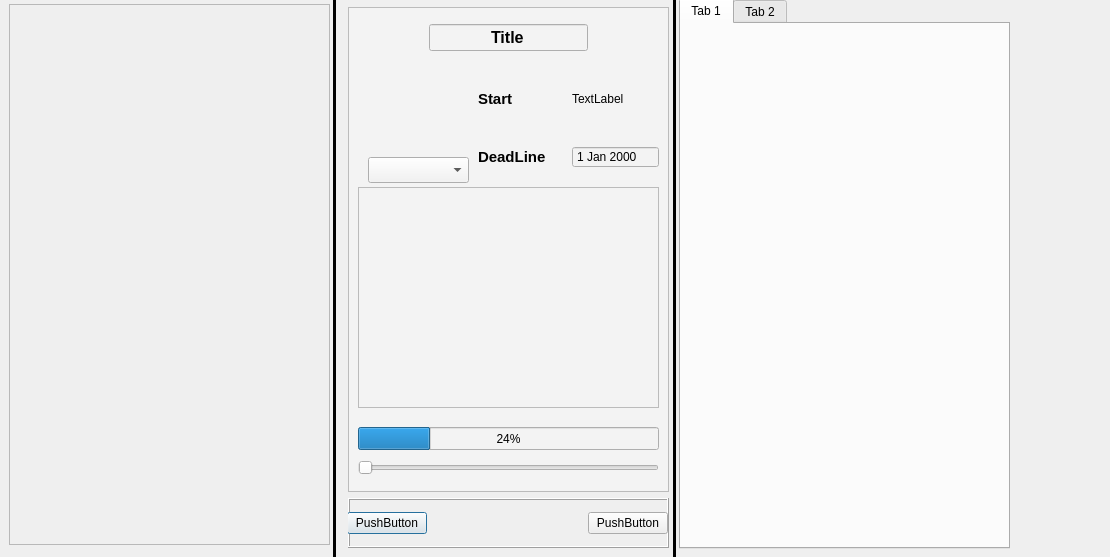
The window that NewMe/homepage.ui (SorasitWang/QtTutorial) describes before a commit, drawn with Qt 5.
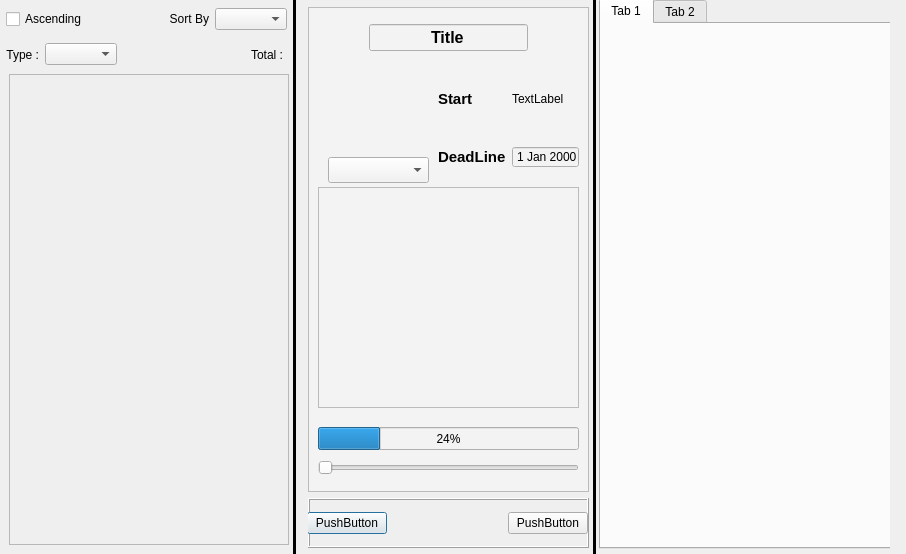
The same window after the commit.

Commit message: [NewMe] add filter to dataList

```diff
--- a/NewMe/homepage.ui
+++ b/NewMe/homepage.ui
@@ -6,8 +6,8 @@
    <rect>
     <x>0</x>
     <y>0</y>
-    <width>1110</width>
-    <height>557</height>
+    <width>906</width>
+    <height>554</height>
    </rect>
   </property>
   <property name="sizePolicy">
@@ -24,7 +24,7 @@
     <rect>
      <x>0</x>
      <y>-1</y>
-     <width>1081</width>
+     <width>900</width>
      <height>561</height>
     </rect>
    </property>
@@ -33,7 +33,7 @@
      <rect>
       <x>-1</x>
       <y>-1</y>
-      <width>1011</width>
+      <width>891</width>
       <height>561</height>
      </rect>
     </property>
@@ -47,9 +47,9 @@
         <property name="geometry">
          <rect>
           <x>10</x>
-          <y>6</y>
-          <width>321</width>
-          <height>541</height>
+          <y>76</y>
+          <width>280</width>
+          <height>471</height>
          </rect>
         </property>
         <property name="widgetResizable">
@@ -60,12 +60,98 @@
           <rect>
            <x>0</x>
            <y>0</y>
-           <width>319</width>
-           <height>539</height>
+           <width>278</width>
+           <height>469</height>
           </rect>
          </property>
         </widget>
        </widget>
+       <widget class="QWidget" name="verticalLayoutWidget_7">
+        <property name="geometry">
+         <rect>
+          <x>7</x>
+          <y>10</y>
+          <width>281</width>
+          <height>65</height>
+         </rect>
+        </property>
+        <layout class="QVBoxLayout" name="verticalLayout_4">
+         <item>
+          <layout class="QHBoxLayout" name="horizontalLayout_7">
+           <item>
+            <widget class="QCheckBox" name="sortBy">
+             <property name="text">
+              <string>Ascending</string>
+             </property>
+            </widget>
+           </item>
+           <item>
+            <spacer name="horizontalSpacer_7">
+             <property name="orientation">
+              <enum>Qt::Horizontal</enum>
+             </property>
+             <property name="sizeHint" stdset="0">
+              <size>
+               <width>40</width>
+               <height>20</height>
+              </size>
+             </property>
+            </spacer>
+           </item>
+           <item>
+            <widget class="QLabel" name="label">
+             <property name="text">
+              <string>Sort By</string>
+             </property>
+             <property name="alignment">
+              <set>Qt::AlignRight|Qt::AlignTrailing|Qt::AlignVCenter</set>
+             </property>
+            </widget>
+           </item>
+           <item>
+            <widget class="QComboBox" name="fileterSort"/>
+           </item>
+          </layout>
+         </item>
+         <item>
+          <layout class="QHBoxLayout" name="horizontalLayout_5">
+           <item>
+            <widget class="QLabel" name="label_2">
+             <property name="text">
+              <string>Type :</string>
+             </property>
+             <property name="alignment">
+              <set>Qt::AlignRight|Qt::AlignTrailing|Qt::AlignVCenter</set>
+             </property>
+            </widget>
+           </item>
+           <item>
+            <widget class="QComboBox" name="filterType"/>
+           </item>
+           <item>
+            <spacer name="horizontalSpacer_6">
+             <property name="orientation">
+              <enum>Qt::Horizontal</enum>
+             </property>
+             <property name="sizeHint" stdset="0">
+              <size>
+               <width>40</width>
+               <height>20</height>
+              </size>
+             </property>
+            </spacer>
+           </item>
+           <item>
+            <widget class="QLabel" name="showTotsl">
+             <property name="text">
+              <string>Total : </string>
+             </property>
+            </widget>
+           </item>
+          </layout>
+         </item>
+        </layout>
+       </widget>
       </widget>
      </item>
      <item>
@@ -88,7 +174,7 @@
          <rect>
           <x>9</x>
           <y>9</y>
-          <width>321</width>
+          <width>281</width>
           <height>541</height>
          </rect>
         </property>
@@ -116,7 +202,7 @@
              <rect>
               <x>10</x>
               <y>450</y>
-              <width>301</width>
+              <width>261</width>
               <height>22</height>
              </rect>
             </property>
@@ -129,7 +215,7 @@
              <rect>
               <x>10</x>
               <y>420</y>
-              <width>301</width>
+              <width>261</width>
               <height>23</height>
              </rect>
             </property>
@@ -151,7 +237,7 @@
              <rect>
               <x>10</x>
               <y>180</y>
-              <width>301</width>
+              <width>261</width>
               <height>221</height>
              </rect>
             </property>
@@ -183,7 +269,7 @@
              <rect>
               <x>130</x>
               <y>50</y>
-              <width>181</width>
+              <width>141</width>
               <height>111</height>
              </rect>
             </property>
@@ -252,7 +338,7 @@
              <rect>
               <x>10</x>
               <y>10</y>
-              <width>301</width>
+              <width>261</width>
               <height>41</height>
              </rect>
             </property>
@@ -353,7 +439,7 @@
              <rect>
               <x>-1</x>
               <y>0</y>
-              <width>321</width>
+              <width>281</width>
               <height>51</height>
              </rect>
             </property>
@@ -413,12 +499,12 @@
          <rect>
           <x>0</x>
           <y>0</y>
-          <width>331</width>
+          <width>300</width>
           <height>551</height>
          </rect>
         </property>
         <property name="sizePolicy">
-         <sizepolicy hsizetype="Expanding" vsizetype="Minimum">
+         <sizepolicy hsizetype="Preferred" vsizetype="Minimum">
           <horstretch>0</horstretch>
           <verstretch>0</verstretch>
          </sizepolicy>
@@ -435,7 +521,7 @@
            <rect>
             <x>10</x>
             <y>10</y>
-            <width>311</width>
+            <width>271</width>
             <height>501</height>
            </rect>
           </property>
```
The commit also changes 8 other files.
